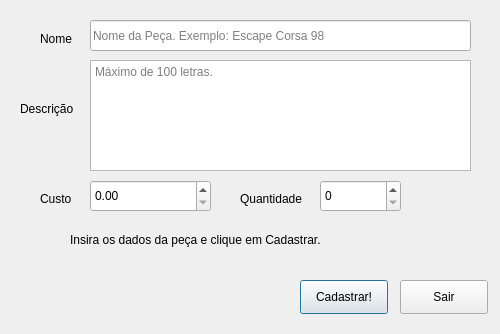
The window that addpart.ui (bedi1982/Oficina) describes before a commit, drawn with Qt 5.
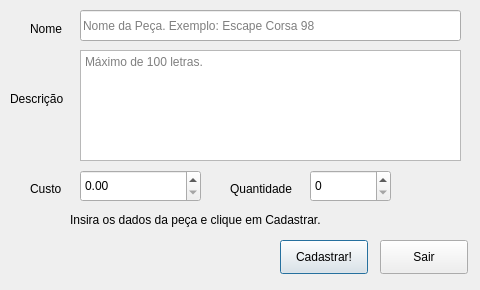
The same window after the commit.

```diff
--- a/addpart.ui
+++ b/addpart.ui
@@ -6,18 +6,36 @@
    <rect>
     <x>0</x>
     <y>0</y>
-    <width>500</width>
-    <height>334</height>
+    <width>480</width>
+    <height>290</height>
    </rect>
   </property>
+  <property name="minimumSize">
+   <size>
+    <width>480</width>
+    <height>290</height>
+   </size>
+  </property>
+  <property name="maximumSize">
+   <size>
+    <width>480</width>
+    <height>290</height>
+   </size>
+  </property>
+  <property name="sizeIncrement">
+   <size>
+    <width>591</width>
+    <height>310</height>
+   </size>
+  </property>
   <property name="windowTitle">
    <string>Cadastro de Peça</string>
   </property>
   <widget class="QPushButton" name="btn_Cadastrar">
    <property name="geometry">
     <rect>
-     <x>300</x>
-     <y>280</y>
+     <x>280</x>
+     <y>240</y>
      <width>88</width>
      <height>34</height>
     </rect>
@@ -29,10 +47,10 @@
   <widget class="QLabel" name="lbl_Emoticon">
    <property name="geometry">
     <rect>
-     <x>410</x>
-     <y>170</y>
+     <x>30</x>
+     <y>230</y>
      <width>71</width>
-     <height>101</height>
+     <height>51</height>
     </rect>
    </property>
    <property name="text">
@@ -42,8 +60,8 @@
   <widget class="QLabel" name="lbl_NomeDaPeca">
    <property name="geometry">
     <rect>
-     <x>40</x>
-     <y>30</y>
+     <x>30</x>
+     <y>20</y>
      <width>41</width>
      <height>18</height>
     </rect>
@@ -56,7 +74,7 @@
    <property name="geometry">
     <rect>
      <x>70</x>
-     <y>230</y>
+     <y>210</y>
      <width>371</width>
      <height>20</height>
     </rect>
@@ -68,8 +86,8 @@
   <widget class="QLabel" name="lbl_Cidade">
    <property name="geometry">
     <rect>
-     <x>40</x>
-     <y>190</y>
+     <x>30</x>
+     <y>180</y>
      <width>41</width>
      <height>18</height>
     </rect>
@@ -81,8 +99,8 @@
   <widget class="QLabel" name="lbl_Descricao">
    <property name="geometry">
     <rect>
-     <x>20</x>
-     <y>100</y>
+     <x>10</x>
+     <y>90</y>
      <width>71</width>
      <height>18</height>
     </rect>
@@ -94,8 +112,8 @@
   <widget class="QLabel" name="lbl_Quantidade">
    <property name="geometry">
     <rect>
-     <x>240</x>
-     <y>190</y>
+     <x>230</x>
+     <y>180</y>
      <width>71</width>
      <height>18</height>
     </rect>
@@ -107,8 +125,8 @@
   <widget class="QLineEdit" name="line_Nome">
    <property name="geometry">
     <rect>
-     <x>90</x>
-     <y>20</y>
+     <x>80</x>
+     <y>10</y>
      <width>381</width>
      <height>31</height>
     </rect>
@@ -126,8 +144,8 @@
   <widget class="QPushButton" name="btn_Sair">
    <property name="geometry">
     <rect>
-     <x>400</x>
-     <y>280</y>
+     <x>380</x>
+     <y>240</y>
      <width>88</width>
      <height>34</height>
     </rect>
@@ -139,8 +157,8 @@
   <widget class="QSpinBox" name="spin_Quantidade">
    <property name="geometry">
     <rect>
-     <x>320</x>
-     <y>180</y>
+     <x>310</x>
+     <y>170</y>
      <width>81</width>
      <height>32</height>
     </rect>
@@ -149,8 +167,8 @@
   <widget class="QDoubleSpinBox" name="doubleSpinCusto">
    <property name="geometry">
     <rect>
-     <x>90</x>
-     <y>180</y>
+     <x>80</x>
+     <y>170</y>
      <width>121</width>
      <height>32</height>
     </rect>
@@ -162,8 +180,8 @@
   <widget class="QPlainTextEdit" name="txt_PartDescription">
    <property name="geometry">
     <rect>
-     <x>90</x>
-     <y>60</y>
+     <x>80</x>
+     <y>50</y>
      <width>381</width>
      <height>111</height>
     </rect>
```
